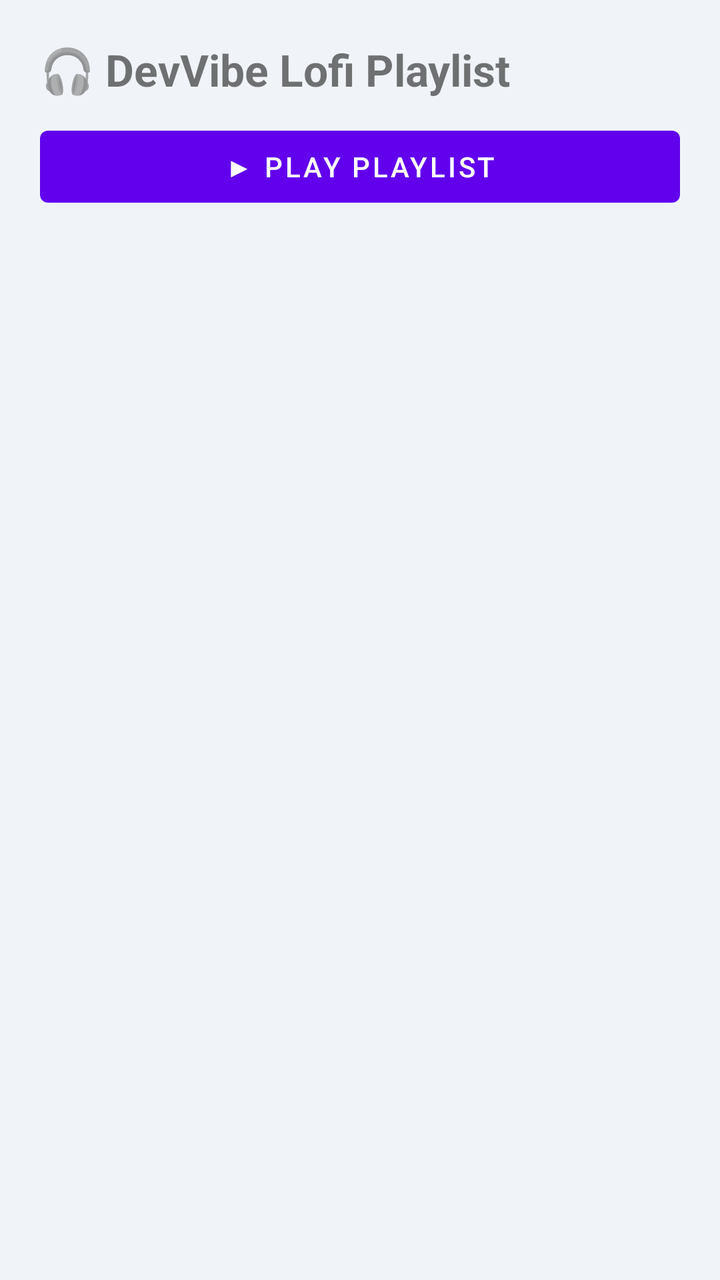
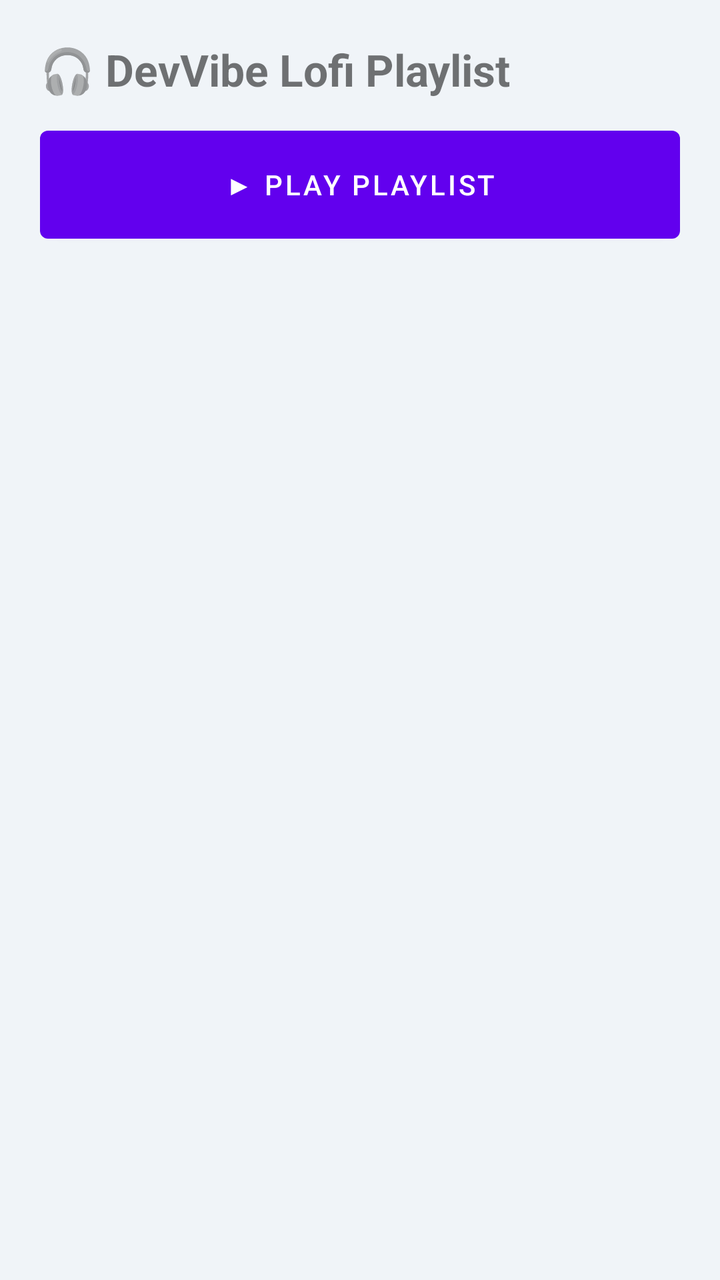

Compare the two renders of this Android layout. The source of the first and the diff that turns it into the second are given below.
<!-- AndroidManifest.xml: application theme Theme.DevVibe -->
<!-- res/layout/activity_music.xml -->
<?xml version="1.0" encoding="utf-8"?>
<LinearLayout xmlns:android="http://schemas.android.com/apk/res/android"
    android:orientation="vertical"
    android:background="#f0f4f8"
    android:layout_width="match_parent"
    android:layout_height="match_parent">

    <LinearLayout
        android:id="@+id/playlistLayout"
        android:orientation="vertical"
        android:padding="20dp"
        android:layout_width="match_parent"
        android:layout_height="match_parent">

        <TextView
            android:text="🎧 DevVibe Lofi Playlist"
            android:textSize="22sp"
            android:textStyle="bold"
            android:layout_marginBottom="10dp"
            android:layout_width="wrap_content"
            android:layout_height="wrap_content"/>

        <Button
            android:id="@+id/btnStartPlaylist"
            android:text="▶ Play Playlist"
            android:layout_width="match_parent"
            android:layout_height="wrap_content"/>

        <androidx.recyclerview.widget.RecyclerView
            android:id="@+id/playlistRecycler"
            android:layout_width="match_parent"
            android:layout_height="0dp"
            android:layout_weight="1"/>

        <LinearLayout
            android:id="@+id/miniPlayer"
            android:visibility="gone"
            android:orientation="horizontal"
            android:padding="10dp"
            android:background="#FFFFFF"
            android:layout_width="match_parent"
            android:layout_height="70dp">

            <TextView
                android:id="@+id/miniTitle"
                android:layout_weight="1"
                android:singleLine="true"
                android:ellipsize="marquee"
                android:marqueeRepeatLimit="marquee_forever"
                android:focusable="true"
                android:focusableInTouchMode="true"
                android:scrollHorizontally="true"
                android:layout_width="0dp"
                android:layout_height="wrap_content"/>

            <Button
                android:id="@+id/miniPlayPause"
                android:text="⏯"
                android:layout_width="60dp"
                android:layout_height="wrap_content"/>

            <Button
                android:id="@+id/miniOpenPlayer"
                android:text="🎵"
                android:layout_width="60dp"
                android:layout_height="wrap_content"/>

        </LinearLayout>

    </LinearLayout>

    <LinearLayout
        android:id="@+id/playerLayout"
        android:visibility="gone"
        android:orientation="vertical"
        android:gravity="center"
        android:padding="24dp"
        android:layout_width="match_parent"
        android:layout_height="match_parent">

        <Button
            android:id="@+id/btnBackPlaylist"
            android:text="⬅ Playlist"
            android:layout_width="wrap_content"
            android:layout_height="wrap_content"/>

        <ImageView
            android:id="@+id/vinylImage"
            android:layout_width="150dp"
            android:layout_height="150dp"
            android:src="@drawable/vinyl"
            android:layout_marginTop="20dp"/>

        <TextView
            android:id="@+id/musicTitle"
            android:text="🎵 Music"
            android:textSize="20sp"
            android:textStyle="bold"
            android:singleLine="true"
            android:ellipsize="marquee"
            android:layout_width="match_parent"
            android:layout_height="wrap_content"/>

        <SeekBar
            android:id="@+id/musicProgress"
            android:layout_width="match_parent"
            android:layout_height="wrap_content"/>

        <TextView
            android:id="@+id/timeText"
            android:text="00:00 / 00:00"
            android:layout_width="wrap_content"
            android:layout_height="wrap_content"/>

        <SeekBar
            android:id="@+id/volumeSeek"
            android:layout_width="match_parent"
            android:layout_height="wrap_content"/>

        <LinearLayout
            android:orientation="horizontal"
            android:gravity="center"
            android:layout_marginTop="20dp"
            android:layout_width="match_parent"
            android:layout_height="wrap_content">

            <Button
                android:id="@+id/btnPrev"
                android:text="⏮"
                android:layout_width="70dp"
                android:layout_height="wrap_content"/>

            <Button
                android:id="@+id/btnPlay"
                android:text="▶"
                android:layout_width="70dp"
                android:layout_height="wrap_content"/>

            <Button
                android:id="@+id/btnNext"
                android:text="⏭"
                android:layout_width="70dp"
                android:layout_height="wrap_content"/>

        </LinearLayout>

        <Button
            android:id="@+id/btnLoop"
            android:text="Loop Off"
            android:layout_marginTop="10dp"
            android:layout_width="150dp"
            android:layout_height="wrap_content"/>

    </LinearLayout>

</LinearLayout>
<!-- resources referenced by this layout -->
<resources>
  <!-- drawable vinyl: png bitmap (drawable, 26524 bytes) -->
  <style name="Theme.DevVibe" parent="Base.Theme.DevVibe" />
  <style name="Base.Theme.DevVibe" parent="Theme.MaterialComponents.DayNight.NoActionBar">
          
          
      </style>
</resources>

<!-- the commit's change to res/layout/activity_music.xml (unified diff, before → after) -->
@@ -13,18 +13,18 @@
         android:layout_height="match_parent">
 
         <TextView
+            android:layout_width="wrap_content"
+            android:layout_height="wrap_content"
+            android:layout_marginBottom="10dp"
             android:text="🎧 DevVibe Lofi Playlist"
             android:textSize="22sp"
-            android:textStyle="bold"
-            android:layout_marginBottom="10dp"
-            android:layout_width="wrap_content"
-            android:layout_height="wrap_content"/>
+            android:textStyle="bold" />
 
         <Button
             android:id="@+id/btnStartPlaylist"
-            android:text="▶ Play Playlist"
             android:layout_width="match_parent"
-            android:layout_height="wrap_content"/>
+            android:layout_height="66dp"
+            android:text="▶ Play Playlist" />
 
         <androidx.recyclerview.widget.RecyclerView
             android:id="@+id/playlistRecycler"
@@ -50,6 +50,8 @@
                 android:focusable="true"
                 android:focusableInTouchMode="true"
                 android:scrollHorizontally="true"
+                android:textSize="20sp"
+                android:textStyle="bold"
                 android:layout_width="0dp"
                 android:layout_height="wrap_content"/>
 
@@ -93,13 +95,17 @@
 
         <TextView
             android:id="@+id/musicTitle"
-            android:text="🎵 Music"
+            android:layout_width="match_parent"
+            android:layout_height="wrap_content"
+            android:text="Music title"
             android:textSize="20sp"
             android:textStyle="bold"
             android:singleLine="true"
             android:ellipsize="marquee"
-            android:layout_width="match_parent"
-            android:layout_height="wrap_content"/>
+            android:marqueeRepeatLimit="marquee_forever"
+            android:focusable="true"
+            android:focusableInTouchMode="true"
+            android:scrollHorizontally="true"/>
 
         <SeekBar
             android:id="@+id/musicProgress"
